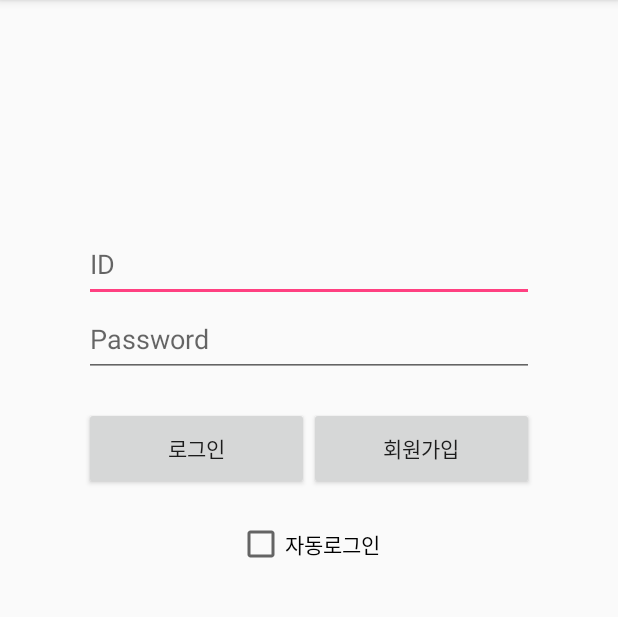
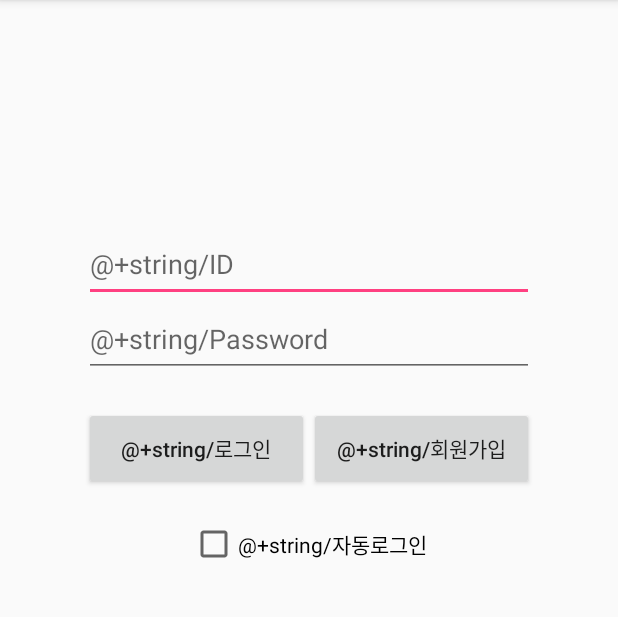
Before and after one commit to Kwangpyo/Volunteer-Matching, an Android app: the LoginActivity screen opened directly, with no data from a screen before it, on a phone screen of 412 x 824 dp, the part 84-701 px from its top. Run offline under Robolectric (Android 15) with nearby library versions, the phone set to English and light mode, and no system bars.

Commit message:
2018-04-05 08:39 PM create login layout

```diff
--- a/app/src/main/res/layout/activity_login.xml
+++ b/app/src/main/res/layout/activity_login.xml
@@ -11,7 +11,7 @@
         android:layout_height="50dp"
         android:id="@+id/emailInput"
         android:layout_centerHorizontal="true"
-        android:hint="ID"
+        android:hint="@+string/ID"
         android:layout_marginTop="151dp" />
 
     <EditText
@@ -19,12 +19,12 @@
         android:layout_height="50dp"
         android:id="@+id/passwordInput"
         android:layout_centerHorizontal="true"
-        android:hint="Password"
+        android:hint="@+string/Password"
         android:layout_below="@+id/emailInput" />
     <Button
         android:layout_width="150dp"
         android:layout_height="55dp"
-        android:text="로그인"
+        android:text="@+string/로그인"
         android:id="@+id/loginButton"
         android:textAllCaps="false"
         android:layout_marginTop="20dp"
@@ -34,7 +34,7 @@
     <Button
         android:layout_width="150dp"
         android:layout_height="55dp"
-        android:text="회원가입"
+        android:text="@+string/회원가입"
         android:id="@+id/signupButton"
         android:textAllCaps="false"
         android:layout_alignTop="@+id/loginButton"
@@ -43,7 +43,7 @@
     <CheckBox
         android:layout_width="wrap_content"
         android:layout_height="wrap_content"
-        android:text="자동로그인"
+        android:text="@+string/자동로그인"
         android:id="@+id/checkBox"
         android:layout_marginTop="20dp"
         android:layout_below="@+id/loginButton"
```
